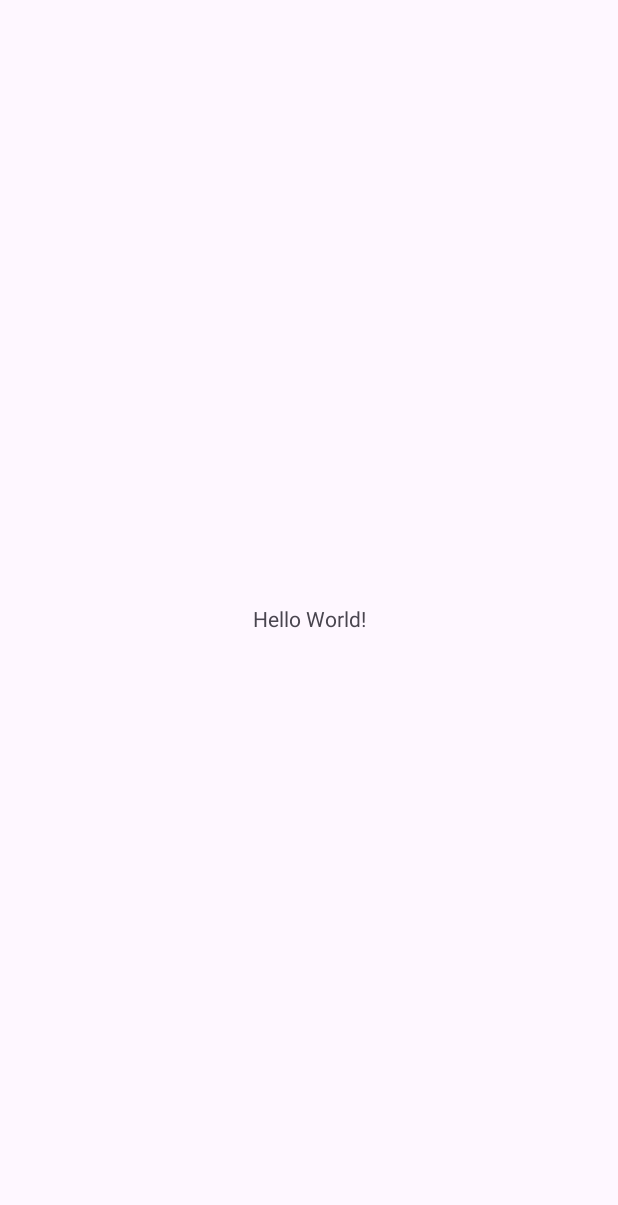
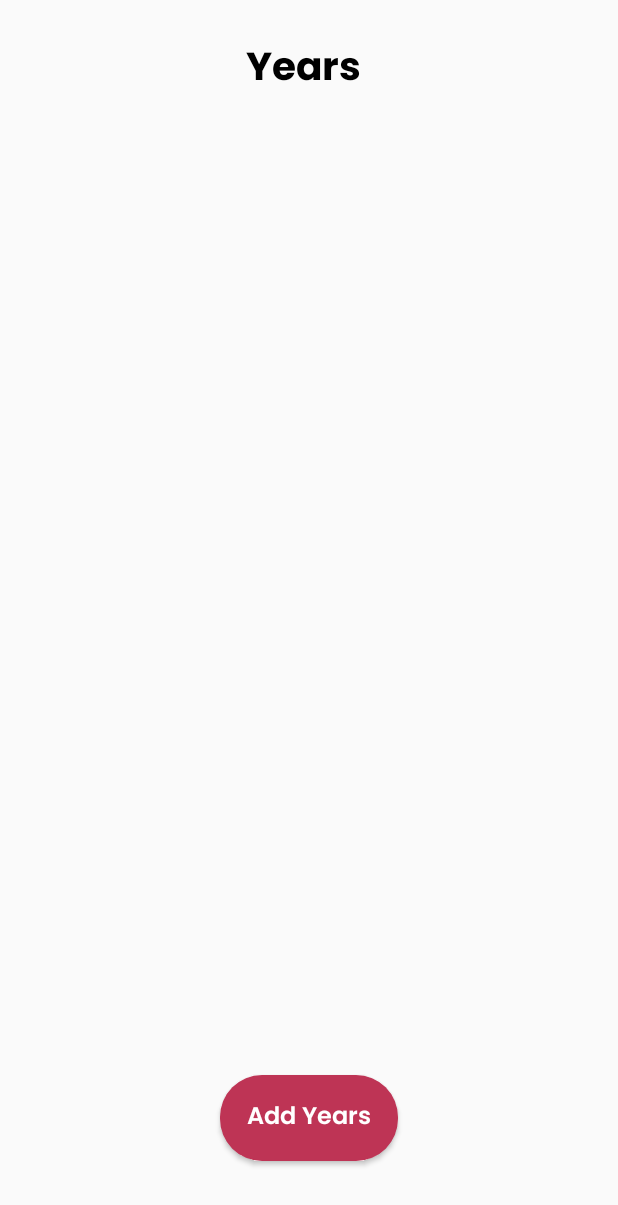
Before and after one commit to ElamaranDev/MyExpense, an Android app: the screen it shows after launch (MainActivity), on a phone screen of 412 x 824 dp. Before the commit the part shown is almost empty. Shown: the top 1205 px of the screen. Run offline under Robolectric (Android 15) with nearby library versions, the phone set to English and light mode, and no system bars.

Commit message:
Project initialized

```diff
--- a/app/src/main/AndroidManifest.xml
+++ b/app/src/main/AndroidManifest.xml
@@ -6,9 +6,9 @@
         android:allowBackup="true"
         android:dataExtractionRules="@xml/data_extraction_rules"
         android:fullBackupContent="@xml/backup_rules"
-        android:icon="@mipmap/ic_launcher"
+        android:icon="@mipmap/my_expenses_logo"
         android:label="@string/app_name"
-        android:roundIcon="@mipmap/ic_launcher_round"
+        android:roundIcon="@mipmap/my_expenses_logo"
         android:supportsRtl="true"
         android:theme="@style/Theme.MyExpenses"
         tools:targetApi="31">
--- a/app/src/main/java/com/example/myexpenses/MainActivity.java
+++ b/app/src/main/java/com/example/myexpenses/MainActivity.java
@@ -3,6 +3,7 @@ package com.example.myexpenses;
 import androidx.appcompat.app.AppCompatActivity;
 
 import android.os.Bundle;
+import android.widget.TextView;
 
 public class MainActivity extends AppCompatActivity {
 
@@ -10,5 +11,7 @@ public class MainActivity extends AppCompatActivity {
     protected void onCreate(Bundle savedInstanceState) {
         super.onCreate(savedInstanceState);
         setContentView(R.layout.activity_main);
+        TextView newText = findViewById(R.id.yearsText);
+        newText.setText(R.string.year_title);
     }
 }
--- /dev/null
+++ b/app/src/main/res/drawable/add_button.xml
@@ -0,0 +1,10 @@
+<?xml version="1.0" encoding="utf-8"?>
+<shape xmlns:android="http://schemas.android.com/apk/res/android">
+    <solid android:color="@color/magenta_red"/>
+    <corners android:radius="28dp"/>
+    <padding android:bottom="15dp"/>
+    <padding android:top="15dp"/>
+    <padding android:left="18dp"/>
+    <padding android:right="18dp"/>
+
+</shape>
--- a/app/src/main/res/layout/activity_main.xml
+++ b/app/src/main/res/layout/activity_main.xml
@@ -7,12 +7,31 @@
     tools:context=".MainActivity">
 
     <TextView
+        android:id="@+id/yearsText"
         android:layout_width="wrap_content"
         android:layout_height="wrap_content"
-        android:text="Hello World!"
-        app:layout_constraintBottom_toBottomOf="parent"
+        android:layout_marginTop="24dp"
+        android:fontFamily="@font/poppins_bold"
+        android:textColor="#000000"
+        android:textSize="26sp"
+        android:text="@string/year_title"
         app:layout_constraintEnd_toEndOf="parent"
+        app:layout_constraintHorizontal_bias="0.49"
         app:layout_constraintStart_toStartOf="parent"
         app:layout_constraintTop_toTopOf="parent" />
 
+    <Button
+        android:id="@+id/button"
+        android:layout_width="wrap_content"
+        android:layout_height="wrap_content"
+        android:layout_marginBottom="50dp"
+        android:background="@drawable/add_button"
+        android:fontFamily="@font/poppins_semibold"
+        android:text="@string/add_button_text"
+        android:textAllCaps="false"
+        android:textColor="#FFFFFF"
+        android:textSize="16sp"
+        app:layout_constraintBottom_toBottomOf="parent"
+        app:layout_constraintEnd_toEndOf="parent"
+        app:layout_constraintStart_toStartOf="parent" />
 </androidx.constraintlayout.widget.ConstraintLayout>
--- a/app/src/main/res/values-night/themes.xml
+++ b/app/src/main/res/values-night/themes.xml
@@ -1,6 +1,6 @@
 <resources xmlns:tools="http://schemas.android.com/tools">
     <!-- Base application theme. -->
-    <style name="Base.Theme.MyExpenses" parent="Theme.Material3.DayNight.NoActionBar">
+    <style name="Base.Theme.MyExpenses" parent="TTheme.AppCompat.Light.NoActionBar">
         <!-- Customize your dark theme here. -->
         <!-- <item name="colorPrimary">@color/my_dark_primary</item> -->
     </style>
--- a/app/src/main/res/values/colors.xml
+++ b/app/src/main/res/values/colors.xml
@@ -2,4 +2,7 @@
 <resources>
     <color name="black">#FF000000</color>
     <color name="white">#FFFFFFFF</color>
+    <color name="magenta_red">#BE3455</color>
+    <color name="card_item_color">#4285F4</color>
+    <color name="popup_background_color">#AEAEAE</color>
 </resources>
--- a/app/src/main/res/values/strings.xml
+++ b/app/src/main/res/values/strings.xml
@@ -1,3 +1,8 @@
 <resources>
-    <string name="app_name">MyExpenses</string>
+    <string name="app_name">My Expenses</string>
+    <string name="welcome_message">Hello, Happy Coding</string>
+    <string name="year_title">Years</string>
+    <string name="month_title">Months</string>
+    <string name="expenses_title">Expenses</string>
+    <string name="add_button_text">Add Years</string>
 </resources>
--- a/app/src/main/res/values/themes.xml
+++ b/app/src/main/res/values/themes.xml
@@ -1,6 +1,6 @@
 <resources xmlns:tools="http://schemas.android.com/tools">
     <!-- Base application theme. -->
-    <style name="Base.Theme.MyExpenses" parent="Theme.Material3.DayNight.NoActionBar">
+    <style name="Base.Theme.MyExpenses" parent="Theme.AppCompat.Light.NoActionBar">
         <!-- Customize your light theme here. -->
         <!-- <item name="colorPrimary">@color/my_light_primary</item> -->
     </style>
```
Also changed, not shown: app/src/main/res/font/poppins_bold.ttf (added), app/src/main/res/font/poppins_extra_bold.ttf (added), app/src/main/res/font/poppins_light.ttf (added), app/src/main/res/font/poppins_medium.ttf (added), app/src/main/res/font/poppins_regular.ttf (added), app/src/main/res/font/poppins_semibold.ttf (added), app/src/main/res/mipmap-hdpi/my_expenses_logo.png (added).
